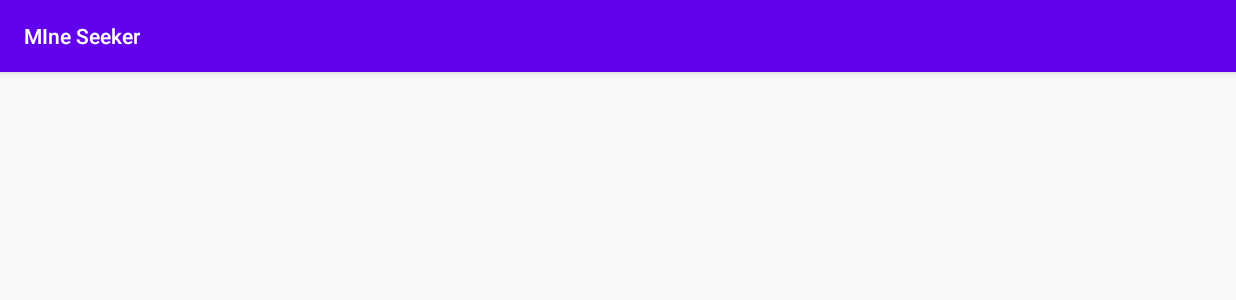
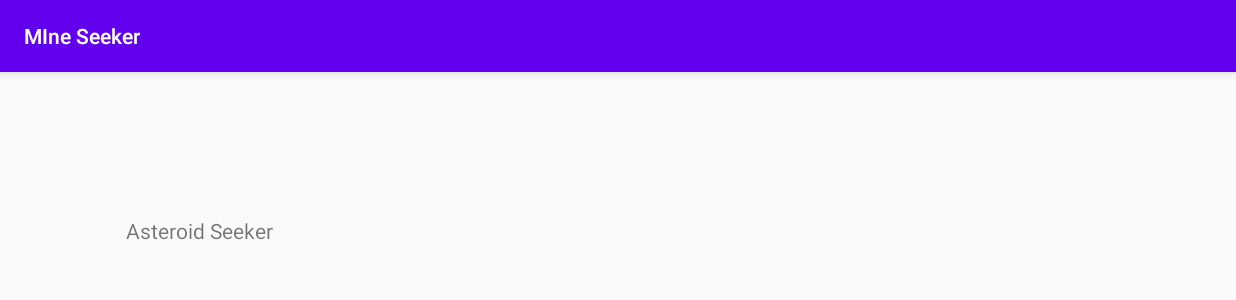
Before and after one commit to nargisgh/AsteroidSeeker, an Android app: the WelcomeScreen screen opened directly, with no data from a screen before it, on a phone screen of 824 x 412 dp (held sideways). Shown: the top 300 px of the screen. Run offline under Robolectric (Android 15) with nearby library versions, the phone set to English and light mode, and no system bars.

Commit message:
Asteroid seeker

```diff
--- a/app/src/main/res/layout/activity_welcome_screen.xml
+++ b/app/src/main/res/layout/activity_welcome_screen.xml
@@ -6,4 +6,14 @@
     android:layout_height="match_parent"
     tools:context=".WelcomeScreen">
 
+    <TextView
+        android:id="@+id/textView2"
+        android:layout_width="0dp"
+        android:layout_height="wrap_content"
+        android:layout_marginStart="84dp"
+        android:layout_marginLeft="84dp"
+        android:layout_marginTop="96dp"
+        android:text="Asteroid Seeker"
+        app:layout_constraintStart_toStartOf="parent"
+        app:layout_constraintTop_toTopOf="parent" />
 </androidx.constraintlayout.widget.ConstraintLayout>
```
